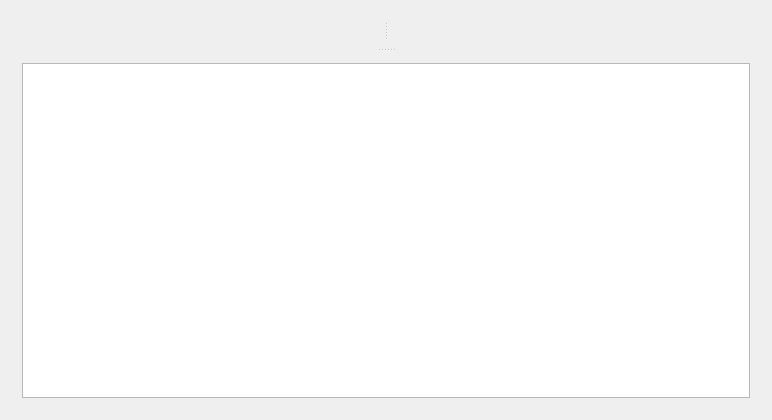
Above: Filer/Filer.ui from nyakagawan/QtFiler before the change. Below: the same form after it.
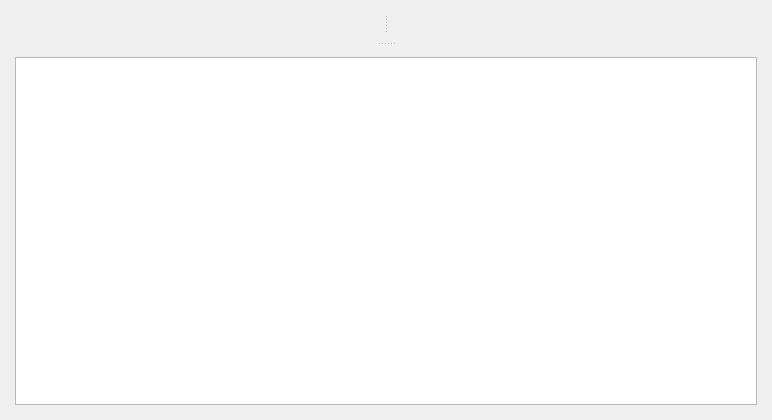
That is the form after the change.

Patch:
```diff
--- a/Filer/Filer.ui
+++ b/Filer/Filer.ui
@@ -14,6 +14,21 @@
    <string>Filer</string>
   </property>
   <layout class="QVBoxLayout" name="verticalLayout">
+   <property name="spacing">
+    <number>4</number>
+   </property>
+   <property name="leftMargin">
+    <number>4</number>
+   </property>
+   <property name="topMargin">
+    <number>4</number>
+   </property>
+   <property name="rightMargin">
+    <number>4</number>
+   </property>
+   <property name="bottomMargin">
+    <number>4</number>
+   </property>
    <item>
     <widget class="QSplitter" name="splitter_v">
      <property name="sizePolicy">
```
